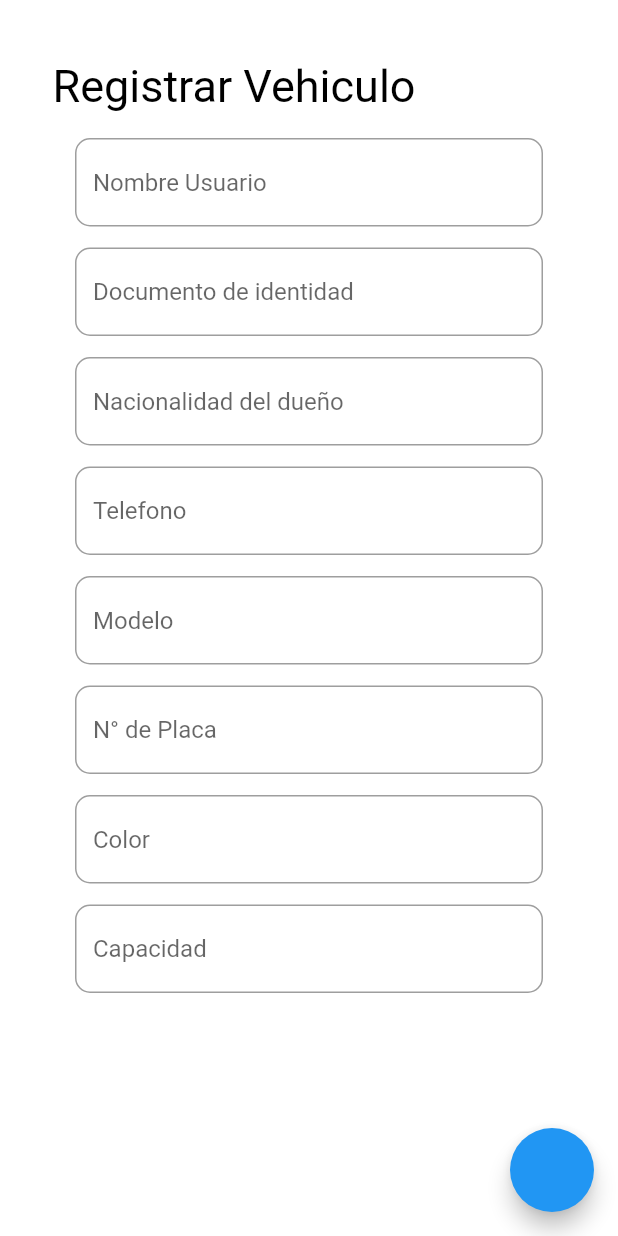
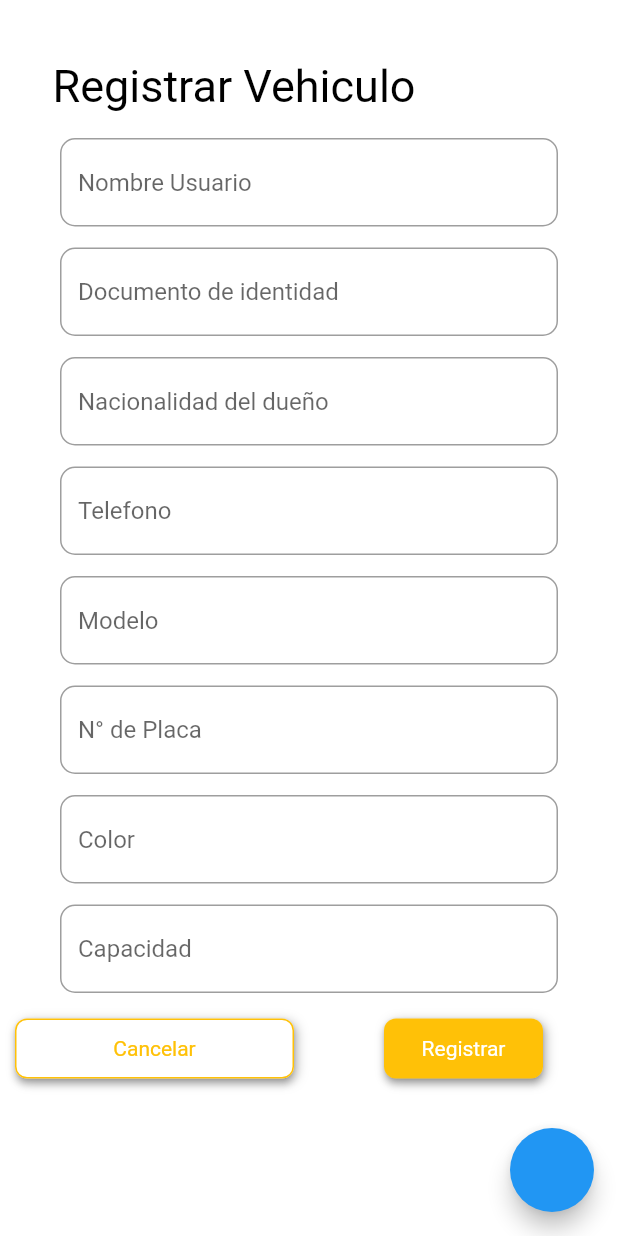
Before and after one commit to taxiSegurito/taxi-segurito-flutter-version, a Flutter app: the screen it shows after launch, on a phone screen of 412 x 824 dp. Run offline on Flutter 3.47's test engine with Material 2 defaults, Android fonts, the light colour scheme and no system bars; our stand-ins replace fluttertoast; Roboto replaces fonts that are missing (Raleway).

Commit message:
implementacion del CustomButonBorderLinear

```diff
--- a/lib/components/buttons/CustomButtonWithLinearBorder.dart
+++ b/lib/components/buttons/CustomButtonWithLinearBorder.dart
@@ -26,7 +26,7 @@ class CustomButtonWithLinearBorder extends StatelessWidget {
     return new Container(
       margin:
           new EdgeInsets.only(top: 10.0, bottom: 10.0, left: 10.0, right: 10.0),
-      width: 10,
+      //width: width,
       height: 40.0,
       decoration: BoxDecoration(
         borderRadius: BorderRadius.all(
--- a/lib/components/inputs/CustomTextField.dart
+++ b/lib/components/inputs/CustomTextField.dart
@@ -10,7 +10,7 @@ class CustomTextField extends StatelessWidget {
     double height = MediaQuery.of(context).size.height;
     return new Container(
       margin:
-          new EdgeInsets.only(top: 7.0, bottom: 7.0, left: 50.0, right: 50.0),
+          new EdgeInsets.only(top: 7.0, bottom: 7.0, left: 40.0, right: 40.0),
       width: width,
       child: new TextField(
           controller: valueController,
--- a/lib/pages/registerOwnerAndVehicle/RegisterOwnerAndVehicle.dart
+++ b/lib/pages/registerOwnerAndVehicle/RegisterOwnerAndVehicle.dart
@@ -1,8 +1,8 @@
-import 'dart:html';
-
 import 'package:flutter/material.dart';
 import 'package:fluttertoast/fluttertoast.dart';
+import 'package:taxi_segurito_app/components/buttons/CustomButton.dart';
 import 'package:taxi_segurito_app/components/buttons/CustomButtonWithLinearBorder.dart';
+import 'package:taxi_segurito_app/components/buttons/button.dart';
 import 'package:taxi_segurito_app/components/inputs/CustomTextField.dart';
 
 class RegisterOwnerAndVehicle extends StatefulWidget {
@@ -40,8 +40,14 @@ class _RegisterOwnerAndVehicleState extends State<RegisterOwnerAndVehicle> {
         onTap: () {},
         buttonText: "Cancelar",
         buttonColor: Colors.white,
-        buttonTextColor: Colors.yellow,
-        buttonBorderColor: Colors.yellow);
+        buttonTextColor: Color.fromRGBO(255, 193, 7, 1),
+        buttonBorderColor: Color.fromRGBO(255, 193, 7, 1));
+
+    CustomButton btnRegister = new CustomButton(
+        onTap: () {},
+        buttonText: "Registrar",
+        buttonColor: Color.fromRGBO(255, 193, 7, 1),
+        buttonTextColor: Colors.white);
 
     return Scaffold(
         resizeToAvoidBottomInset: false,
@@ -75,8 +81,13 @@ class _RegisterOwnerAndVehicleState extends State<RegisterOwnerAndVehicle> {
             txtCarColor,
             txtCapacity,
             Row(
-              crossAxisAlignment: CrossAxisAlignment.stretch,
-              //children: [btnCancel, btnCancel],
+              //crossAxisAlignment: CrossAxisAlignment.stretch,
+              children: [
+                Expanded(child: btnCancel),
+                Expanded(child: btnRegister)
+
+                //btnCancel
+              ],
             )
           ],
         )));
```
Also changed, not shown: lib/components/buttons/button.dart (added, +37 -0 lines).
